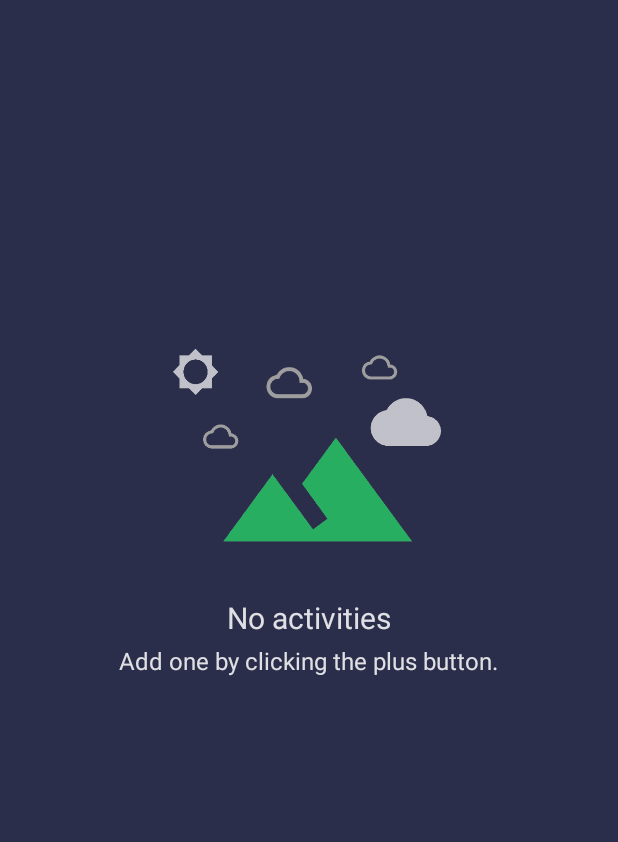
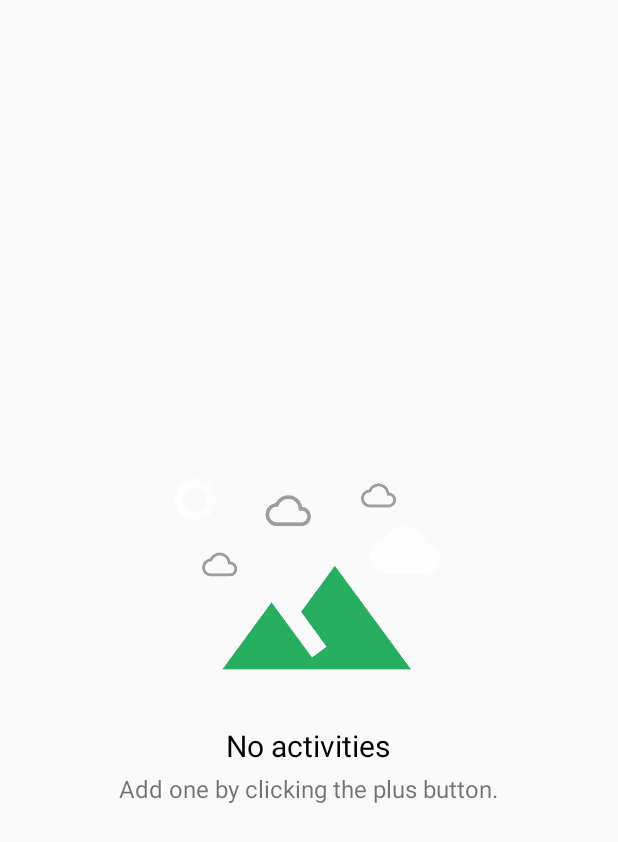
Before and after one commit to PoneffMartin/ORunner, an Android app: the fragment HistoryFragment shown on its own in the app's theme, on a phone screen of 412 x 824 dp. Shown: the top 842 px of the screen. Run offline under Robolectric (Android 15) with nearby library versions, the phone set to English and light mode, and no system bars; our stand-ins replace ButterKnife, Firebase (no records; nobody signed in at launch, a user with empty details on screens opened directly); 2 statements that could not run were skipped.

Commit message:
Add history fragment

```diff
--- a/app/src/main/java/com/mponeff/orunner/fragments/ActivitiesFragment.java
+++ b/app/src/main/java/com/mponeff/orunner/fragments/HistoryFragment.java
@@ -5,12 +5,15 @@ import android.content.Intent;
 import android.os.Bundle;
 import android.support.annotation.Nullable;
 import android.support.v4.app.Fragment;
+import android.support.v7.app.AppCompatActivity;
 import android.support.v7.widget.LinearLayoutManager;
 import android.support.v7.widget.RecyclerView;
+import android.support.v7.widget.Toolbar;
 import android.view.LayoutInflater;
 import android.view.View;
 import android.view.ViewGroup;
-import android.widget.RelativeLayout;
+import android.widget.LinearLayout;
+import android.widget.TextView;
 
 import com.mponeff.orunner.R;
 import com.mponeff.orunner.activities.ViewActivity;
@@ -24,18 +27,14 @@ import java.util.List;
 import butterknife.BindView;
 import butterknife.ButterKnife;
 
-public class ActivitiesFragment extends Fragment {
+public class HistoryFragment extends Fragment {
 
-    @BindView(R.id.rv_recent_exercises)
+    @BindView(R.id.rv_history)
     RecyclerView mRecyclerView;
-    @BindView(R.id.rl_no_activities)
-    RelativeLayout mRlNoExercises;
+    @BindView(R.id.ll_no_activities)
+    LinearLayout mLlNoExercises;
 
     private ActivityAdapter mAdapter;
-
-    public static Fragment newInstance() {
-        return new ActivitiesFragment();
-    }
 
     @Override
     public void onCreate(@Nullable Bundle savedInstanceState) {
@@ -50,12 +49,19 @@ public class ActivitiesFragment extends Fragment {
     public View onCreateView(LayoutInflater inflater, @Nullable ViewGroup container,
                              @Nullable Bundle savedInstanceState) {
 
-        View rootView = inflater.inflate(R.layout.fragment_activities_list, container, false);
+        View rootView = inflater.inflate(R.layout.fragment_history, container, false);
         ButterKnife.bind(this, rootView);
+
+        /* Get the views manually since they are part of the parent view */
+        Toolbar toolbar = (Toolbar) getActivity().findViewById(R.id.main_toolbar);
+        TextView toolbarTitle = (TextView) toolbar.findViewById(R.id.toolbar_title);
+        AppCompatActivity appCompatActivity = (AppCompatActivity) getActivity();
+        appCompatActivity.setSupportActionBar(toolbar);
+        appCompatActivity.getSupportActionBar().setDisplayShowTitleEnabled(false);
+        /*toolbarTitle.setText("History");*/
 
         mRecyclerView.setHasFixedSize(true);
         mRecyclerView.setLayoutManager(new LinearLayoutManager(getContext()));
-
 
         mAdapter = new ActivityAdapter(getContext(), new Comparator<Activity>() {
             @Override
@@ -82,9 +88,9 @@ public class ActivitiesFragment extends Fragment {
 
         if (activities.isEmpty()) {
             mRecyclerView.setVisibility(View.GONE);
-            mRlNoExercises.setVisibility(View.VISIBLE);
+            mLlNoExercises.setVisibility(View.VISIBLE);
         } else {
-            mRlNoExercises.setVisibility(View.GONE);
+            mLlNoExercises.setVisibility(View.GONE);
             mRecyclerView.setVisibility(View.VISIBLE);
             mAdapter.replaceAll(activities);
         }
--- a/app/src/main/res/layout/fragment_activities_list.xml
+++ b/app/src/main/res/layout/fragment_history.xml
@@ -1,32 +1,27 @@
 <?xml version="1.0" encoding="utf-8"?>
 <RelativeLayout xmlns:android="http://schemas.android.com/apk/res/android"
     android:layout_width="match_parent"
-    android:layout_height="match_parent"
-    android:background="@color/colorPrimary">
+    android:layout_height="match_parent">
 
     <android.support.v7.widget.RecyclerView
         xmlns:android="http://schemas.android.com/apk/res/android"
-        android:id="@+id/rv_recent_exercises"
+        android:id="@+id/rv_history"
         android:layout_width="match_parent"
         android:layout_height="match_parent"
-        android:paddingTop="8dp"
-        android:paddingBottom="8dp"
-        android:paddingLeft="8dp"
-        android:paddingRight="8dp"
+        android:padding="8dp"
         />
 
-    <RelativeLayout
-        android:id="@+id/rl_no_activities"
-        android:layout_width="match_parent"
-        android:layout_height="match_parent"
-        android:layout_centerVertical="true"
-        android:layout_alignParentLeft="true"
-        android:layout_alignParentStart="true">
+    <LinearLayout
+        android:id="@+id/ll_no_activities"
+        android:layout_width="wrap_content"
+        android:layout_height="wrap_content"
+        android:gravity="center"
+        android:layout_centerInParent="true"
+        android:orientation="vertical"
+        android:visibility="gone">
         <ImageView
             android:layout_width="192dp"
             android:layout_height="192dp"
-            android:layout_above="@+id/tv_no_activity"
-            android:layout_centerHorizontal="true"
             android:src="@drawable/empty_state"
             />
         <TextView
@@ -34,21 +29,15 @@
             android:layout_width="wrap_content"
             android:layout_height="wrap_content"
             android:padding="4dp"
-            android:layout_centerVertical="true"
-            android:layout_centerHorizontal="true"
             android:text="@string/no_activities"
-            android:textColor="#DAFFFFFF"
+            android:textColor="#000000"
             android:textSize="20sp"
             />
         <TextView
             android:layout_width="wrap_content"
             android:layout_height="wrap_content"
             android:text="@string/add_activity_hint"
-            android:textColor="#DAFFFFFF"
             android:textSize="16sp"
-            android:layout_centerVertical="true"
-            android:layout_centerHorizontal="true"
-            android:layout_below="@+id/tv_no_activity"
             />
-    </RelativeLayout>
+    </LinearLayout>
 </RelativeLayout>
```
